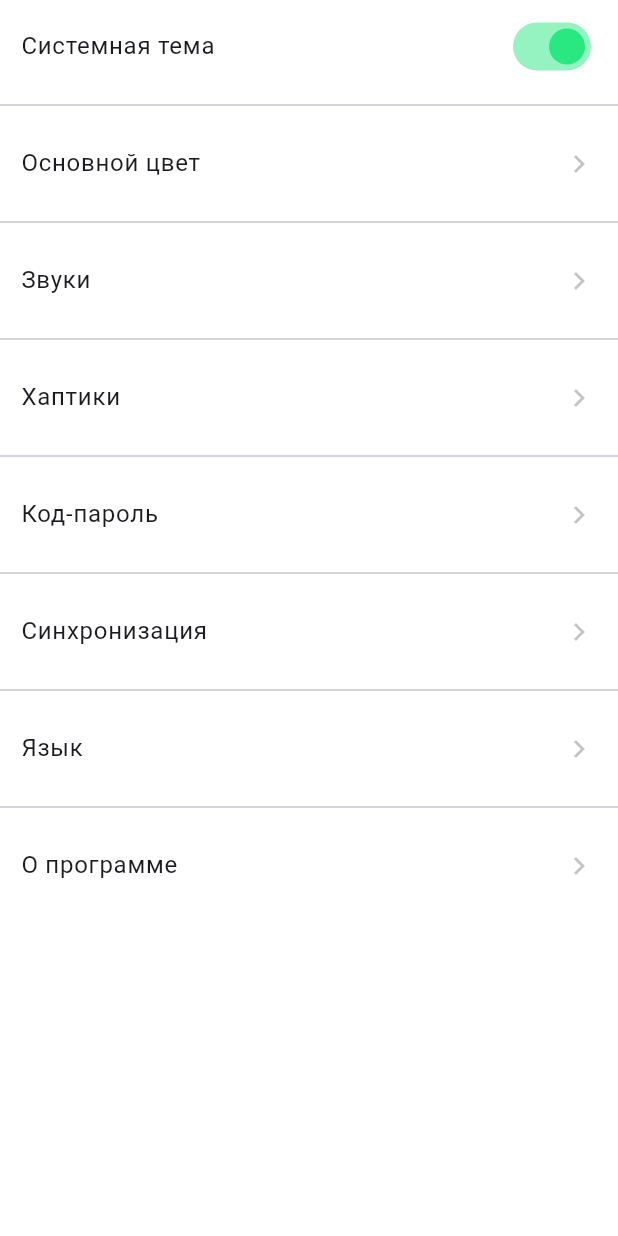
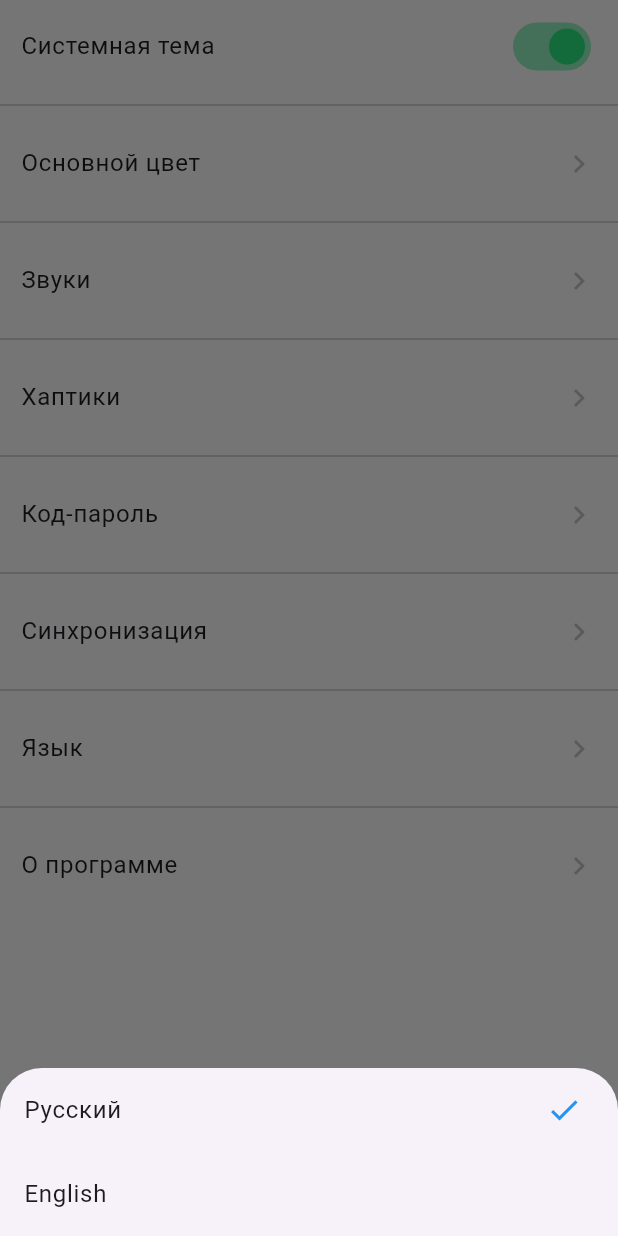
Before and after one commit to idenMsc/Yandex_shmr, a Flutter app: the SettingsScreen screen opened directly, after a tap on "Язык", on a phone screen of 412 x 824 dp. Run offline on Flutter 3.47's test engine with Material 3 defaults, Android fonts, the phone set to English and light mode, and no system bars; our stand-ins replace bloc, dartz, dio, drift, equatable, fl_chart and 6 more; missing offline and left inert: worker_manager; accounts and stored records are empty; generated files the repository leaves out were written again; network calls fail.

Commit message:
added language in settings

```diff
--- /dev/null
+++ b/lib/features/settings/language_cubit.dart
@@ -0,0 +1,25 @@
+import 'package:flutter_bloc/flutter_bloc.dart';
+import 'package:flutter/material.dart';
+import 'package:shared_preferences/shared_preferences.dart';
+
+class LanguageState {
+  final Locale locale;
+  LanguageState(this.locale);
+}
+
+class LanguageCubit extends Cubit<LanguageState> {
+  static const _key = 'app_locale';
+  LanguageCubit() : super(LanguageState(const Locale('ru')));
+
+  Future<void> loadLocale() async {
+    final prefs = await SharedPreferences.getInstance();
+    final code = prefs.getString(_key) ?? 'ru';
+    emit(LanguageState(Locale(code)));
+  }
+
+  Future<void> setLocale(Locale locale) async {
+    final prefs = await SharedPreferences.getInstance();
+    await prefs.setString(_key, locale.languageCode);
+    emit(LanguageState(locale));
+  }
+}
--- a/lib/features/settings/settings_screen.dart
+++ b/lib/features/settings/settings_screen.dart
@@ -3,6 +3,9 @@ import 'package:flutter_bloc/flutter_bloc.dart';
 import '../../l10n/app_localizations.dart';
 import 'settings_cubit.dart';
 import '../../core/utils/constants.dart';
+import 'package:flutter_bloc/flutter_bloc.dart';
+import 'package:flutter_bloc/flutter_bloc.dart';
+import 'language_cubit.dart';
 
 class SettingsScreen extends StatelessWidget {
   const SettingsScreen({super.key});
@@ -118,11 +121,48 @@ class _LanguagePicker extends StatelessWidget {
   const _LanguagePicker();
   @override
   Widget build(BuildContext context) {
+    final l10n = AppLocalizations.of(context)!;
     return ListTile(
-      title: const Text('Язык'),
+      title: Text(l10n.language),
       trailing: const Icon(Icons.chevron_right, color: Color(0x4d3c3c43)),
-      onTap: () {}, // TODO: реализовать выбор языка
+      onTap: () => _showLanguageBottomSheet(context),
       contentPadding: const EdgeInsets.symmetric(vertical: 3, horizontal: 14),
     );
   }
+
+  void _showLanguageBottomSheet(BuildContext context) {
+    final l10n = AppLocalizations.of(context)!;
+    final languageCubit = context.read<LanguageCubit>();
+    final currentLocale = languageCubit.state.locale;
+    showModalBottomSheet(
+      context: context,
+      builder: (context) => SafeArea(
+        child: Column(
+          mainAxisSize: MainAxisSize.min,
+          children: [
+            ListTile(
+              title: const Text('Русский'),
+              trailing: currentLocale.languageCode == 'ru'
+                  ? const Icon(Icons.check, color: Colors.blue)
+                  : null,
+              onTap: () {
+                languageCubit.setLocale(const Locale('ru'));
+                Navigator.pop(context);
+              },
+            ),
+            ListTile(
+              title: const Text('English'),
+              trailing: currentLocale.languageCode == 'en'
+                  ? const Icon(Icons.check, color: Colors.blue)
+                  : null,
+              onTap: () {
+                languageCubit.setLocale(const Locale('en'));
+                Navigator.pop(context);
+              },
+            ),
+          ],
+        ),
+      ),
+    );
+  }
 }
```
Also changed, not shown: lib/main.dart (+16 -4 lines).
